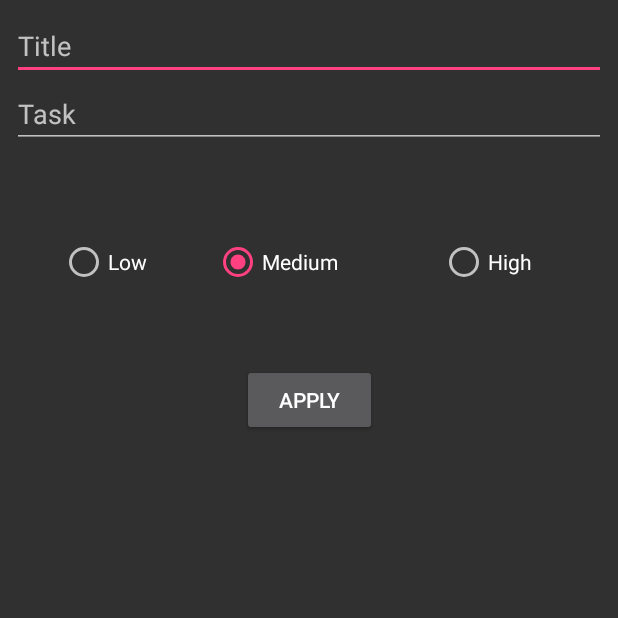
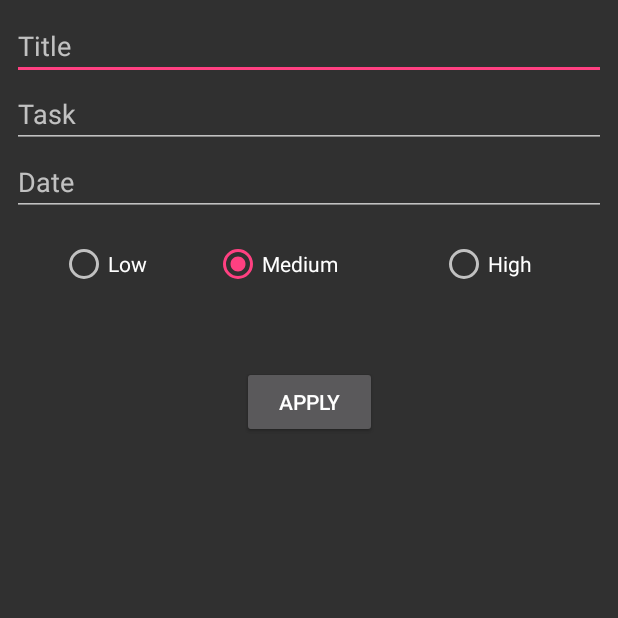
Before and after one commit to Nixon3333/MVPToDoList, an Android app: the TaskActivity screen opened directly, with no data from a screen before it, on a phone screen of 412 x 824 dp, the top half of it. Run offline under Robolectric (Android 15) with nearby library versions, the phone set to English and light mode, and no system bars; 2 statements that could not run were skipped.

Commit message:
Added date to task and new comparator

```diff
--- a/app/src/main/java/com/todo/todolist/Interface/Contract.java
+++ b/app/src/main/java/com/todo/todolist/Interface/Contract.java
@@ -16,7 +16,7 @@ public interface Contract {
     interface Presenter {
         void getTasks();
 
-        void saveTask(String title, String task, int priority);
+        void saveTask(Task task);
 
         void editTask(String title, String task, int priority, int position);
 
@@ -29,7 +29,7 @@ public interface Contract {
 
         List<Task> loadTasks(Context context);
 
-        void save(String title, String task, int priority, Context context);
+        void save(Task task, Context context);
 
         void edit(String title, String task, int priority, Context context, int position);
 
--- a/app/src/main/java/com/todo/todolist/Model.java
+++ b/app/src/main/java/com/todo/todolist/Model.java
@@ -16,9 +16,9 @@ public class Model implements Contract.Model {
         return dbHelper.loadTask();
     }
 
-    public void save(String title, String task, int priority, Context context) {
+    public void save(Task task, Context context) {
         dbHelper = new DBHelper(context);
-        dbHelper.saveTask(title, task, priority);
+        dbHelper.saveTask(task);
     }
 
     @Override
--- a/app/src/main/java/com/todo/todolist/Presenter.java
+++ b/app/src/main/java/com/todo/todolist/Presenter.java
@@ -24,8 +24,8 @@ public class Presenter implements Contract.Presenter {
     }
 
     @Override
-    public void saveTask(String title, String task, int priority) {
-        model.save(title, task, priority, context);
+    public void saveTask(Task task) {
+        model.save(task, context);
     }
 
     @Override
--- a/app/src/main/java/com/todo/todolist/TaskAdapter.java
+++ b/app/src/main/java/com/todo/todolist/TaskAdapter.java
@@ -32,6 +32,7 @@ public class TaskAdapter extends RecyclerView.Adapter<TaskAdapter.TaskViewHolder
     public void onBindViewHolder(@NonNull TaskViewHolder taskViewHolder, int i) {
         taskViewHolder.tvTitle.setText(taskList.get(i).getTitle());
         taskViewHolder.tvTask.setText(taskList.get(i).getTask());
+        taskViewHolder.tvDate.setText(taskList.get(i).getDate());
         switch (taskList.get(i).getPriority()) {
             case 1:
                 taskViewHolder.imagePriority.setImageResource(R.drawable.shape_circle_red);
@@ -76,12 +77,14 @@ public class TaskAdapter extends RecyclerView.Adapter<TaskAdapter.TaskViewHolder
 
         TextView tvTitle;
         TextView tvTask;
+        TextView tvDate;
         ImageView imagePriority;
 
         public TaskViewHolder(@NonNull View itemView) {
             super(itemView);
             tvTitle = itemView.findViewById(R.id.tvTitle);
             tvTask = itemView.findViewById(R.id.tvTask);
+            tvDate = itemView.findViewById(R.id.tvDate);
             imagePriority = itemView.findViewById(R.id.imagePriority);
 
             itemView.setOnCreateContextMenuListener(this);
--- a/app/src/main/res/layout/activity_task.xml
+++ b/app/src/main/res/layout/activity_task.xml
@@ -18,18 +18,27 @@
         android:hint="Task"
         app:layout_constraintTop_toBottomOf="@id/etTitle"/>
 
+    <EditText
+        android:id="@+id/etDate"
+        android:layout_width="match_parent"
+        android:layout_height="wrap_content"
+        android:focusable="false"
+        app:layout_constraintTop_toBottomOf="@id/etTask"
+        android:onClick="onDateClick"
+        android:hint="Date"/>
+
     <RadioGroup
         android:id="@+id/rgPriority"
         android:layout_width="match_parent"
         android:layout_height="wrap_content"
         android:layout_marginEnd="8dp"
         android:layout_marginStart="8dp"
-        android:layout_marginTop="60dp"
+        android:layout_marginTop="16dp"
         android:orientation="horizontal"
         app:layout_constraintEnd_toEndOf="parent"
         app:layout_constraintHorizontal_bias="0.0"
         app:layout_constraintStart_toStartOf="parent"
-        app:layout_constraintTop_toBottomOf="@+id/etTask">
+        app:layout_constraintTop_toBottomOf="@+id/etDate">
 
         <RadioButton
             android:id="@+id/radio_low"
--- a/app/src/main/res/layout/item_task.xml
+++ b/app/src/main/res/layout/item_task.xml
@@ -15,6 +15,11 @@
         android:layout_height="wrap_content"
         android:orientation="vertical"
         android:layout_margin="8dp">
+
+        <TextView
+            android:id="@+id/tvDate"
+            android:layout_width="wrap_content"
+            android:layout_height="wrap_content" />
 
         <TextView
             android:id="@+id/tvTitle"
```
Also changed, not shown: app/src/main/java/com/todo/todolist/DBHelper.java (+11 -8 lines), app/src/main/java/com/todo/todolist/MainActivity.java (+7 -4 lines), app/src/main/java/com/todo/todolist/Task.java (+20 -1 lines), app/src/main/java/com/todo/todolist/TaskActivity.java (+61 -3 lines).
